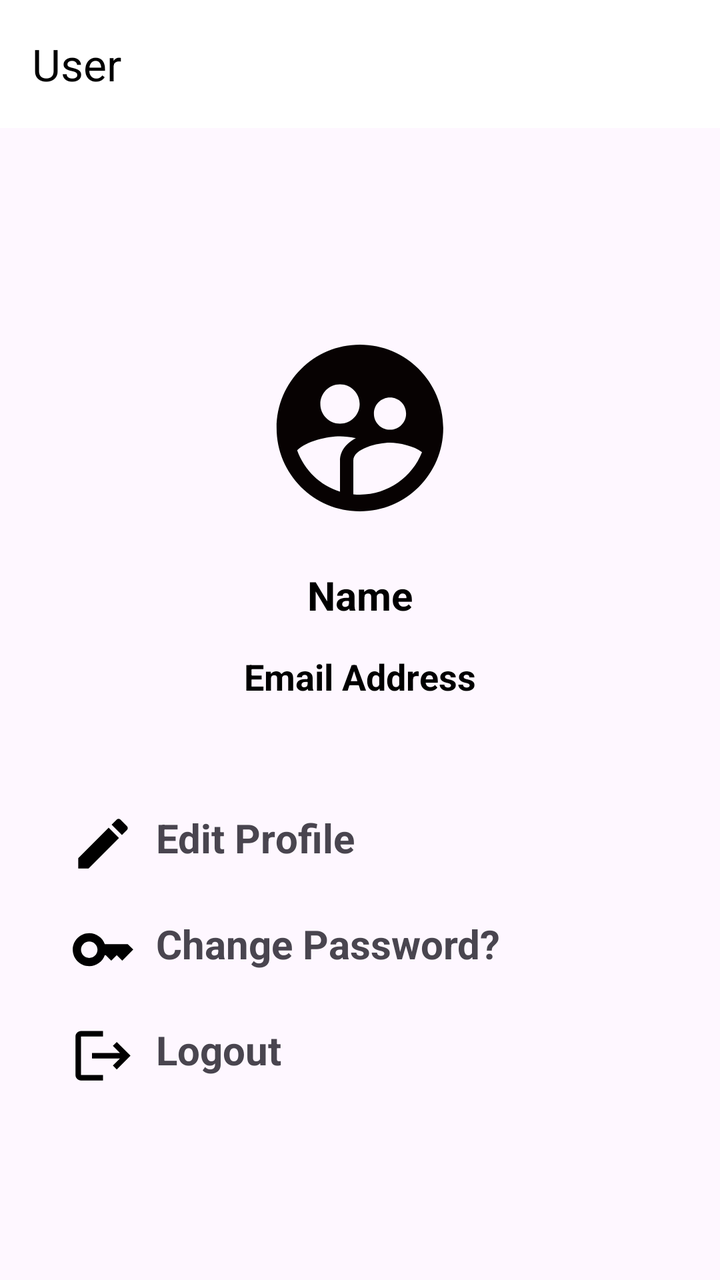
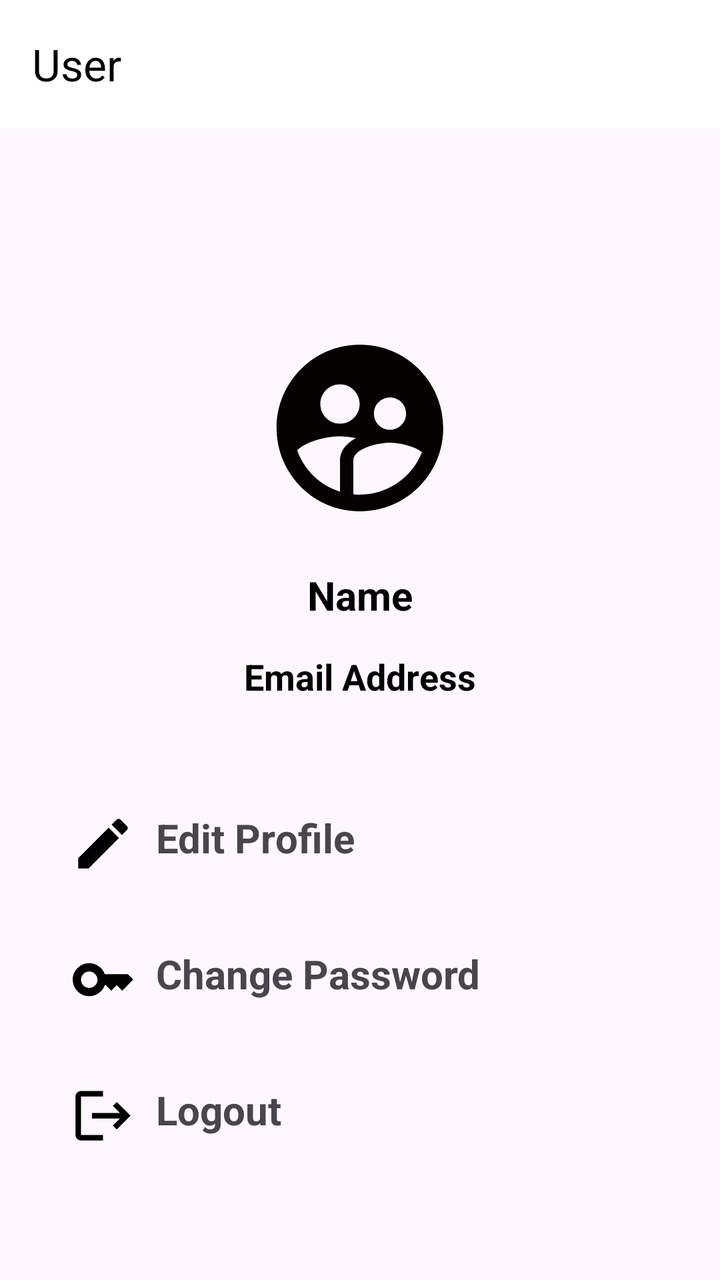

An Android layout rendered at two revisions. The XML below is the earlier revision; the diff shows what the commit changed to produce the second picture.
<!-- AndroidManifest.xml: application theme Theme.Project01 -->
<!-- res/layout/fragment_user.xml -->
<?xml version="1.0" encoding="utf-8"?>
<LinearLayout xmlns:android="http://schemas.android.com/apk/res/android"
    xmlns:app="http://schemas.android.com/apk/res-auto"
    xmlns:tools="http://schemas.android.com/tools"
    android:layout_width="match_parent"
    android:layout_height="match_parent"
    android:orientation="vertical">

    <androidx.appcompat.widget.Toolbar
        android:id="@+id/toolbar"
        android:layout_width="match_parent"
        android:layout_height="?attr/actionBarSize"
        android:background="@color/white"
        android:theme="@style/ThemeOverlay.AppCompat.Dark.ActionBar"
        app:title="User"
        app:titleTextColor="@color/black" />

    <LinearLayout
        android:layout_width="match_parent"
        android:layout_height="wrap_content"
        android:layout_marginTop="100dp"
        android:gravity="center"
        android:orientation="vertical">

        <ImageView
            android:id="@+id/profileImageView"
            android:layout_width="wrap_content"
            android:layout_height="wrap_content"
            android:src="@drawable/ic_defauluser" />

        <TextView
            android:id="@+id/name"
            android:layout_width="wrap_content"
            android:layout_height="wrap_content"
            android:layout_marginTop="20dp"
            android:text="Name"
            android:textColor="@color/black"
            android:textSize="20dp"
            android:textStyle="bold" />

        <TextView
            android:id="@+id/user_email"
            android:layout_width="wrap_content"
            android:layout_height="wrap_content"
            android:layout_marginTop="15dp"
            android:text="Email Address"
            android:textColor="@color/black"
            android:textSize="18dp"
            android:textStyle="bold" />
    </LinearLayout>

    <LinearLayout
        android:id="@+id/editProfileButton"
        android:layout_width="match_parent"
        android:layout_height="wrap_content"
        android:layout_marginTop="55dp">

        <ImageView
            android:layout_width="wrap_content"
            android:layout_height="wrap_content"
            android:layout_marginStart="35dp"
            android:src="@drawable/ic_edit" />

        <TextView
            android:layout_width="wrap_content"
            android:layout_height="wrap_content"
            android:layout_marginStart="10dp"
            android:text="Edit Profile"
            android:textSize="20dp"
            android:textStyle="bold" />
    </LinearLayout>

    <LinearLayout
        android:id="@+id/ChangePassword"
        android:layout_width="match_parent"
        android:layout_height="wrap_content"
        android:layout_marginTop="20dp">

        <ImageView
            android:layout_width="wrap_content"
            android:layout_height="wrap_content"
            android:layout_marginStart="35dp"
            android:src="@drawable/ic_key" />

        <TextView

            android:layout_width="wrap_content"
            android:layout_height="wrap_content"
            android:layout_marginStart="10dp"
            android:text="Change Password?"
            android:textSize="20dp"
            android:textStyle="bold" />
    </LinearLayout>

    <LinearLayout
        android:id="@+id/logout_id"
        android:layout_width="match_parent"
        android:layout_height="wrap_content"
        android:layout_marginTop="20dp">

        <ImageView
            android:layout_width="wrap_content"
            android:layout_height="wrap_content"
            android:layout_marginStart="35dp"
            android:src="@drawable/ic_logout" />

        <TextView
            android:layout_width="wrap_content"
            android:layout_height="wrap_content"
            android:layout_marginStart="10dp"
            android:text="Logout"
            android:textSize="20dp"
            android:textStyle="bold" />
    </LinearLayout>
    <ProgressBar
        android:id="@+id/logout_loader"
        android:layout_width="wrap_content"
        android:layout_height="wrap_content"
        android:layout_gravity="center"
        android:visibility="gone" />

</LinearLayout>
<!-- resources referenced by this layout -->
<resources>
  <color name="black">#FF000000</color>
  <color name="white">#FFFFFFFF</color>
  <!-- drawable ic_defauluser (drawable) -->
  <vector xmlns:android="http://schemas.android.com/apk/res/android"
      android:height="100dp"
      android:tint="#070202"
      android:viewportHeight="24"
      android:viewportWidth="24"
      android:width="100dp">
        
      <path android:fillColor="@android:color/white" android:pathData="M11.99,2c-5.52,0 -10,4.48 -10,10s4.48,10 10,10 10,-4.48 10,-10 -4.48,-10 -10,-10zM15.6,8.34c1.07,0 1.93,0.86 1.93,1.93 0,1.07 -0.86,1.93 -1.93,1.93 -1.07,0 -1.93,-0.86 -1.93,-1.93 -0.01,-1.07 0.86,-1.93 1.93,-1.93zM9.6,6.76c1.3,0 2.36,1.06 2.36,2.36 0,1.3 -1.06,2.36 -2.36,2.36s-2.36,-1.06 -2.36,-2.36c0,-1.31 1.05,-2.36 2.36,-2.36zM9.6,15.89v3.75c-2.4,-0.75 -4.3,-2.6 -5.14,-4.96 1.05,-1.12 3.67,-1.69 5.14,-1.69 0.53,0 1.2,0.08 1.9,0.22 -1.64,0.87 -1.9,2.02 -1.9,2.68zM11.99,20c-0.27,0 -0.53,-0.01 -0.79,-0.04v-4.07c0,-1.42 2.94,-2.13 4.4,-2.13 1.07,0 2.92,0.39 3.84,1.15 -1.17,2.97 -4.06,5.09 -7.45,5.09z"/>
      
  </vector>
  <!-- drawable ic_edit (drawable) -->
  <vector
      xmlns:android="http://schemas.android.com/apk/res/android"
      android:height="33dp"
      android:tint="#000000"
      android:viewportHeight="24"
      android:viewportWidth="24"
      android:width="33dp">
        
      <path android:fillColor="@android:color/white"
          android:pathData="M3,17.25V21h3.75L17.81,9.94l-3.75,-3.75L3,17.25zM20.71,7.04c0.39,-0.39 0.39,-1.02 0,-1.41l-2.34,-2.34c-0.39,-0.39 -1.02,-0.39 -1.41,0l-1.83,1.83 3.75,3.75 1.83,-1.83z"/>
      
  </vector>
  <!-- drawable ic_key (drawable) -->
  <vector xmlns:android="http://schemas.android.com/apk/res/android"
      android:height="33dp" android:tint="#000000"
      android:viewportHeight="24"
  
      android:viewportWidth="24"
      android:width="33dp">
        
      <path android:fillColor="@android:color/white" android:pathData="M21,10h-8.35C11.83,7.67 9.61,6 7,6c-3.31,0 -6,2.69 -6,6s2.69,6 6,6c2.61,0 4.83,-1.67 5.65,-4H13l2,2l2,-2l2,2l4,-4.04L21,10zM7,15c-1.65,0 -3,-1.35 -3,-3c0,-1.65 1.35,-3 3,-3s3,1.35 3,3C10,13.65 8.65,15 7,15z"/>
      
  </vector>
  <!-- drawable ic_logout (drawable) -->
  <vector
      xmlns:android="http://schemas.android.com/apk/res/android"
      android:autoMirrored="true"
      android:height="33dp"
      android:tint="#000000"
      android:viewportHeight="24"
      android:viewportWidth="24"
      android:width="33dp">
        
      <path android:fillColor="@android:color/white" android:pathData="M17,7l-1.41,1.41L18.17,11H8v2h10.17l-2.58,2.58L17,17l5,-5zM4,5h8V3H4c-1.1,0 -2,0.9 -2,2v14c0,1.1 0.9,2 2,2h8v-2H4V5z"/>
      
  </vector>
  <style name="Theme.Project01" parent="Base.Theme.Project01" />
  <style name="Base.Theme.Project01" parent="Theme.Material3.DayNight.NoActionBar">
          
      </style>
</resources>

<!-- the commit's change to res/layout/fragment_user.xml (unified diff, before → after) -->
@@ -74,7 +74,7 @@
         android:id="@+id/ChangePassword"
         android:layout_width="match_parent"
         android:layout_height="wrap_content"
-        android:layout_marginTop="20dp">
+        android:layout_marginTop="35dp">
 
         <ImageView
             android:layout_width="wrap_content"
@@ -87,7 +87,7 @@
             android:layout_width="wrap_content"
             android:layout_height="wrap_content"
             android:layout_marginStart="10dp"
-            android:text="Change Password?"
+            android:text="Change Password"
             android:textSize="20dp"
             android:textStyle="bold" />
     </LinearLayout>
@@ -96,7 +96,7 @@
         android:id="@+id/logout_id"
         android:layout_width="match_parent"
         android:layout_height="wrap_content"
-        android:layout_marginTop="20dp">
+        android:layout_marginTop="35dp">
 
         <ImageView
             android:layout_width="wrap_content"
